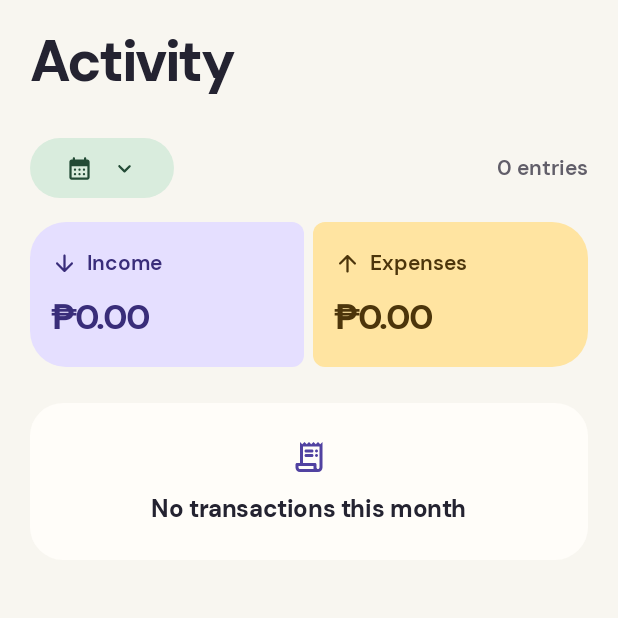
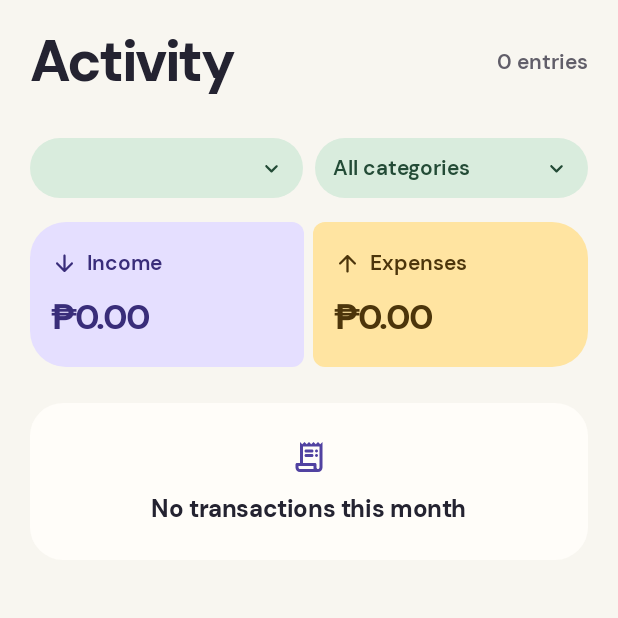
Before and after one commit to cdcris/Crisbud, an Android app built with Jetpack Compose: the composable ActivityScreen called with empty values, on a phone screen of 412 x 824 dp, the top half of it. Run offline under Robolectric (Android 15) with nearby library versions, the phone set to English and light mode, and no system bars; our stand-ins replace Compose Multiplatform resources; 9 statements that could not run were skipped.

Commit message:
feat: Add activity filters and correct expense CSV totals

```diff
--- a/shared/src/androidMain/kotlin/android/com/crisbud/db/CsvFileActions.android.kt
+++ b/shared/src/androidMain/kotlin/android/com/crisbud/db/CsvFileActions.android.kt
@@ -36,8 +36,7 @@ internal actual fun rememberCsvFileActions(
             val stream = checkNotNull(resolver.openInputStream(uri)) { "Could not read the CSV file." }
             val bytes = stream.use { it.readBytes() }
             onImport(bytes.decodeToString(throwOnInvalidSequence = true))
-        }.onSuccess { onMessage("Expense CSV imported.") }
-            .onFailure { onMessage(it.message ?: "Could not import the CSV file.") }
+        }.onFailure { onMessage(it.message ?: "Could not import the CSV file.") }
     }
 
     return CsvFileActions(
--- a/shared/src/commonMain/composeResources/files/crisbud-sample.csv
+++ b/shared/src/commonMain/composeResources/files/crisbud-sample.csv
@@ -1,3 +1,3 @@
 title,category,amount,date,wallet,quantity
-"Grocery run, weekend",Food & Drink,340.25,2026-11-12,Cash,2
+"Grocery run, weekend",Food & Drink,680.50,2026-11-12,Cash,2
 Train fare,Transport,45.00,2026-11-15,GCash,1
--- a/shared/src/commonMain/kotlin/android/com/crisbud/ActivityScreen.kt
+++ b/shared/src/commonMain/kotlin/android/com/crisbud/ActivityScreen.kt
@@ -57,12 +57,15 @@ import androidx.compose.ui.graphics.Color
 import androidx.compose.ui.graphics.Shape
 import androidx.compose.ui.graphics.vector.ImageVector
 import androidx.compose.ui.platform.LocalDensity
+import androidx.compose.ui.semantics.contentDescription
 import androidx.compose.ui.semantics.heading
 import androidx.compose.ui.semantics.semantics
 import androidx.compose.ui.text.input.ImeAction
 import androidx.compose.ui.text.input.KeyboardType
 import androidx.compose.ui.text.style.TextOverflow
 import androidx.compose.ui.unit.dp
+
+private const val ALL_TIME = "All time"
 
 @Composable
 internal fun ActivityScreen(
@@ -76,11 +79,17 @@ internal fun ActivityScreen(
 ) {
     var editingId by rememberSaveable { mutableStateOf<Long?>(null) }
     var deletingId by rememberSaveable { mutableStateOf<Long?>(null) }
-    var selectedMonth by rememberSaveable(month) { mutableStateOf<String?>(null) }
+    var selectedPeriod by rememberSaveable(month) { mutableStateOf<String?>(null) }
+    var selectedCategory by rememberSaveable { mutableStateOf<String?>(null) }
     val months = (transactions.map { it.date.take(7) } + month).distinct().sortedDescending()
-    val activeMonth = selectedMonth?.takeIf { it in months }
+    val periods = listOf(ALL_TIME) + months
+    val activePeriod = selectedPeriod?.takeIf { it in periods }
         ?: transactions.firstOrNull()?.date?.take(7) ?: month
-    val entries = transactions.filter { it.date.startsWith(activeMonth) }
+    val activeCategory = selectedCategory?.takeIf { it in categories }
+    val entries = transactions.filter { entry ->
+        (activePeriod == ALL_TIME || entry.date.startsWith(activePeriod)) &&
+            (activeCategory == null || entry.category == activeCategory)
+    }
     val colors = MaterialTheme.colorScheme
 
     LazyColumn(
@@ -88,19 +97,35 @@ internal fun ActivityScreen(
         contentPadding = PaddingValues(start = 20.dp, top = 16.dp, end = 20.dp, bottom = 32.dp)
     ) {
         item {
-            PageHeading("Activity")
-            Spacer(Modifier.height(18.dp))
-            Row(
-                Modifier.fillMaxWidth(),
-                horizontalArrangement = Arrangement.SpaceBetween,
-                verticalAlignment = Alignment.CenterVertically
-            ) {
-                MonthPicker(activeMonth, months) { selectedMonth = it }
+            PageHeading("Activity") {
                 val count = entries.size
                 Text(
                     if (count == 1) "1 entry" else "$count entries",
                     color = colors.onSurfaceVariant,
                     style = MaterialTheme.typography.labelLarge
+                )
+            }
+            Spacer(Modifier.height(18.dp))
+            Row(
+                Modifier.fillMaxWidth(),
+                horizontalArrangement = Arrangement.spacedBy(8.dp),
+                verticalAlignment = Alignment.CenterVertically
+            ) {
+                ActivityFilterPicker(
+                    selected = activePeriod,
+                    options = periods,
+                    label = ::monthLabel,
+                    description = "Period filter",
+                    modifier = Modifier.weight(1f),
+                    onSelect = { selectedPeriod = it }
+                )
+                ActivityFilterPicker(
+                    selected = activeCategory,
+                    options = listOf(null) + categories,
+                    label = { it ?: "All categories" },
+                    description = "Category filter",
+                    modifier = Modifier.weight(1f),
+                    onSelect = { selectedCategory = it }
                 )
             }
             Spacer(Modifier.height(12.dp))
@@ -130,7 +155,14 @@ internal fun ActivityScreen(
                         horizontalAlignment = Alignment.CenterHorizontally
                     ) {
                         Icon(Icons.AutoMirrored.Rounded.ReceiptLong, null, tint = colors.primary)
-                        Text("No transactions this month", style = MaterialTheme.typography.titleMedium)
+                        Text(
+                            when {
+                                activeCategory != null -> "No transactions match this category"
+                                activePeriod == ALL_TIME -> "No transactions"
+                                else -> "No transactions this month"
+                            },
+                            style = MaterialTheme.typography.titleMedium
+                        )
                     }
                 }
             }
@@ -173,25 +205,34 @@ internal fun ActivityScreen(
 }
 
 @Composable
-private fun MonthPicker(activeMonth: String, months: List<String>, onSelect: (String) -> Unit) {
+private fun <T> ActivityFilterPicker(
+    selected: T,
+    options: List<T>,
+    label: (T) -> String,
+    description: String,
+    modifier: Modifier,
+    onSelect: (T) -> Unit
+) {
     var expanded by remember { mutableStateOf(false) }
-    Box {
-        FilledTonalButton(onClick = { expanded = true }) {
-            Icon(Icons.Rounded.CalendarMonth, contentDescription = null, modifier = Modifier.size(18.dp))
-            Spacer(Modifier.width(8.dp))
-            Text(monthLabel(activeMonth))
+    Box(modifier) {
+        FilledTonalButton(
+            onClick = { expanded = true },
+            modifier = Modifier.fillMaxWidth().semantics { contentDescription = description },
+            contentPadding = PaddingValues(horizontal = 12.dp, vertical = 8.dp)
+        ) {
+            Text(label(selected), modifier = Modifier.weight(1f), maxLines = 2, overflow = TextOverflow.Ellipsis)
             Spacer(Modifier.width(4.dp))
             Icon(Icons.Rounded.ExpandMore, contentDescription = null, modifier = Modifier.size(18.dp))
         }
         DropdownMenu(expanded = expanded, onDismissRequest = { expanded = false }) {
-            months.forEach { month ->
+            options.forEach { option ->
                 DropdownMenuItem(
-                    text = { Text(monthLabel(month)) },
+                    text = { Text(label(option)) },
                     trailingIcon = {
-                        if (month == activeMonth) Icon(Icons.Rounded.Check, contentDescription = "Selected")
+                        if (option == selected) Icon(Icons.Rounded.Check, contentDescription = "Selected")
                     },
                     onClick = {
-                        onSelect(month)
+                        onSelect(option)
                         expanded = false
                     }
                 )
--- a/shared/src/commonMain/kotlin/android/com/crisbud/CrisbudApp.kt
+++ b/shared/src/commonMain/kotlin/android/com/crisbud/CrisbudApp.kt
@@ -113,8 +113,8 @@ fun CrisbudApp() {
                             sql = repository::exportSql,
                             onSqlImported = { sql -> repository.importSql(sql); revision++ },
                             csv = repository::exportCsv,
-                            onCsvImported = { csv ->
-                                repository.importCsv(csv)
+                            onCsvImported = { rows ->
+                                repository.importCsv(rows)
                                 revision++
                             },
                             onFileMessage = { fileMessage = it },
```
Also changed, not shown: shared/src/commonMain/kotlin/android/com/crisbud/SettingsScreen.kt (+14 -3 lines), shared/src/commonMain/kotlin/android/com/crisbud/db/BudgetRepository.kt (+7 -4 lines), shared/src/commonMain/kotlin/android/com/crisbud/db/ExpenseCsv.kt (+6 -4 lines), 2 other files.
